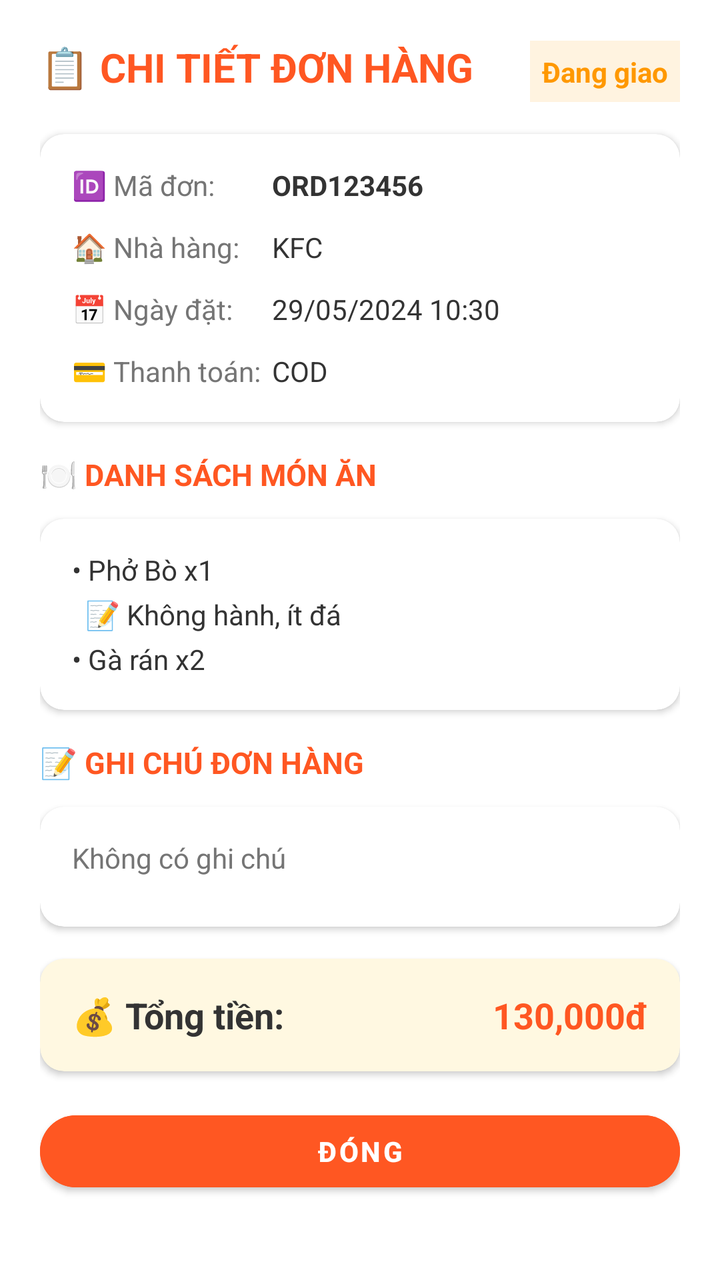
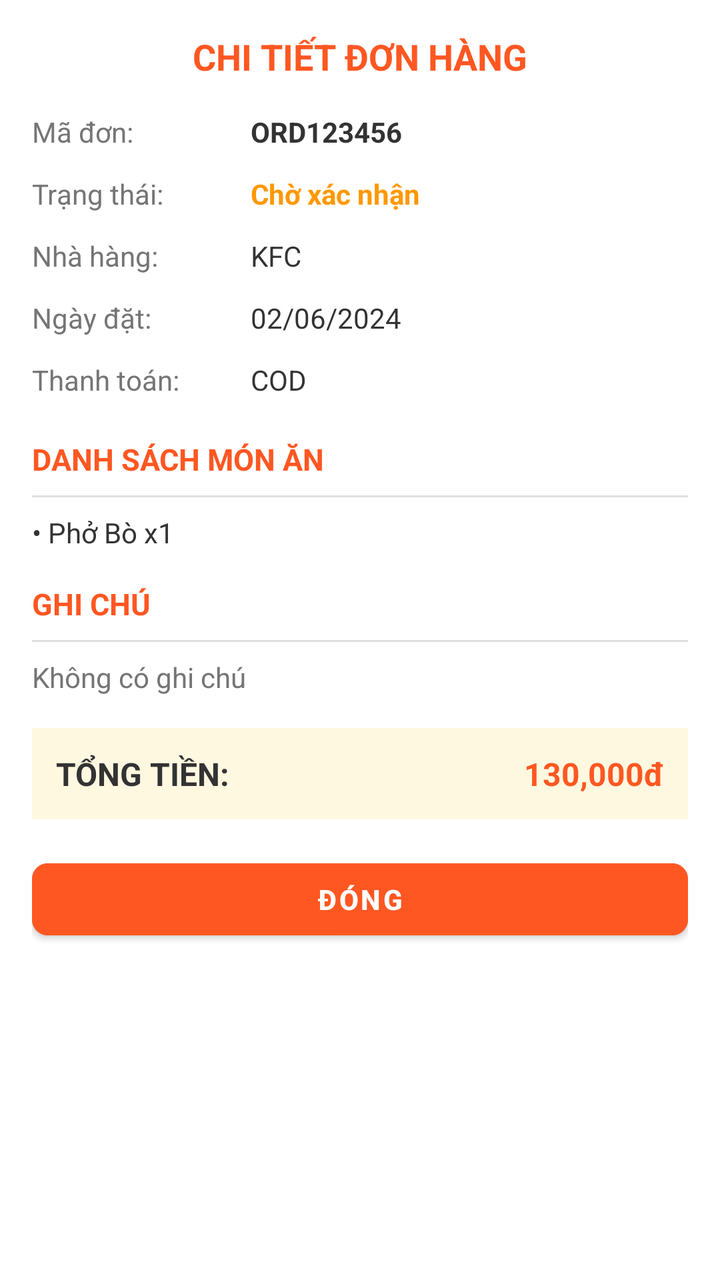

Screens rendered from an Android XML layout before and after an edit, with the pre-edit source and the edit as a unified diff.
<!-- AndroidManifest.xml: application theme Theme.FoodOrder -->
<!-- res/layout/dialog_order_detail.xml -->
<?xml version="1.0" encoding="utf-8"?>
<ScrollView xmlns:android="http://schemas.android.com/apk/res/android"
    xmlns:app="http://schemas.android.com/apk/res-auto"
    android:layout_width="match_parent"
    android:layout_height="wrap_content">

    <LinearLayout
        android:layout_width="match_parent"
        android:layout_height="wrap_content"
        android:orientation="vertical"
        android:padding="20dp"
        android:background="#FFFFFF">

        
        <LinearLayout
            android:layout_width="match_parent"
            android:layout_height="wrap_content"
            android:orientation="horizontal"
            android:layout_marginBottom="16dp">

            <TextView
                android:layout_width="0dp"
                android:layout_height="wrap_content"
                android:layout_weight="1"
                android:text="📋 CHI TIẾT ĐƠN HÀNG"
                android:textSize="20sp"
                android:textStyle="bold"
                android:textColor="#FF5722" />

            <TextView
                android:id="@+id/tvStatus"
                android:layout_width="wrap_content"
                android:layout_height="wrap_content"
                android:text="Đang giao"
                android:textSize="14sp"
                android:textStyle="bold"
                android:padding="6dp"
                android:background="#FFF3E0"
                android:textColor="#FF9800" />

        </LinearLayout>

        
        <androidx.cardview.widget.CardView
            android:layout_width="match_parent"
            android:layout_height="wrap_content"
            app:cardCornerRadius="12dp"
            app:cardElevation="2dp"
            android:layout_marginBottom="16dp">

            <LinearLayout
                android:layout_width="match_parent"
                android:layout_height="wrap_content"
                android:orientation="vertical"
                android:padding="16dp">

                <LinearLayout
                    android:layout_width="match_parent"
                    android:layout_height="wrap_content"
                    android:orientation="horizontal"
                    android:layout_marginBottom="12dp">

                    <TextView
                        android:layout_width="100dp"
                        android:layout_height="wrap_content"
                        android:text="🆔 Mã đơn:"
                        android:textSize="14sp"
                        android:textColor="#757575" />

                    <TextView
                        android:id="@+id/tvOrderId"
                        android:layout_width="0dp"
                        android:layout_height="wrap_content"
                        android:layout_weight="1"
                        android:text="ORD123456"
                        android:textSize="14sp"
                        android:textColor="#333333"
                        android:textStyle="bold" />

                </LinearLayout>

                <LinearLayout
                    android:layout_width="match_parent"
                    android:layout_height="wrap_content"
                    android:orientation="horizontal"
                    android:layout_marginBottom="12dp">

                    <TextView
                        android:layout_width="100dp"
                        android:layout_height="wrap_content"
                        android:text="🏠 Nhà hàng:"
                        android:textSize="14sp"
                        android:textColor="#757575" />

                    <TextView
                        android:id="@+id/tvRestaurantName"
                        android:layout_width="0dp"
                        android:layout_height="wrap_content"
                        android:layout_weight="1"
                        android:text="KFC"
                        android:textSize="14sp"
                        android:textColor="#333333" />

                </LinearLayout>

                <LinearLayout
                    android:layout_width="match_parent"
                    android:layout_height="wrap_content"
                    android:orientation="horizontal"
                    android:layout_marginBottom="12dp">

                    <TextView
                        android:layout_width="100dp"
                        android:layout_height="wrap_content"
                        android:text="📅 Ngày đặt:"
                        android:textSize="14sp"
                        android:textColor="#757575" />

                    <TextView
                        android:id="@+id/tvOrderDate"
                        android:layout_width="0dp"
                        android:layout_height="wrap_content"
                        android:layout_weight="1"
                        android:text="29/05/2024 10:30"
                        android:textSize="14sp"
                        android:textColor="#333333" />

                </LinearLayout>

                <LinearLayout
                    android:layout_width="match_parent"
                    android:layout_height="wrap_content"
                    android:orientation="horizontal">

                    <TextView
                        android:layout_width="100dp"
                        android:layout_height="wrap_content"
                        android:text="💳 Thanh toán:"
                        android:textSize="14sp"
                        android:textColor="#757575" />

                    <TextView
                        android:id="@+id/tvPaymentMethod"
                        android:layout_width="0dp"
                        android:layout_height="wrap_content"
                        android:layout_weight="1"
                        android:text="COD"
                        android:textSize="14sp"
                        android:textColor="#333333" />

                </LinearLayout>

            </LinearLayout>

        </androidx.cardview.widget.CardView>

        
        <TextView
            android:layout_width="wrap_content"
            android:layout_height="wrap_content"
            android:text="🍽️ DANH SÁCH MÓN ĂN"
            android:textSize="15sp"
            android:textStyle="bold"
            android:textColor="#FF5722"
            android:layout_marginBottom="12dp" />

        <androidx.cardview.widget.CardView
            android:layout_width="match_parent"
            android:layout_height="wrap_content"
            app:cardCornerRadius="12dp"
            app:cardElevation="2dp"
            android:layout_marginBottom="16dp">

            <TextView
                android:id="@+id/tvItems"
                android:layout_width="match_parent"
                android:layout_height="wrap_content"
                android:padding="16dp"
                android:text="• Phở Bò x1\n  📝 Không hành, ít đá\n• Gà rán x2"
                android:textSize="14sp"
                android:textColor="#333333"
                android:lineSpacingExtra="6dp" />

        </androidx.cardview.widget.CardView>

        
        <TextView
            android:layout_width="wrap_content"
            android:layout_height="wrap_content"
            android:text="📝 GHI CHÚ ĐƠN HÀNG"
            android:textSize="15sp"
            android:textStyle="bold"
            android:textColor="#FF5722"
            android:layout_marginBottom="12dp" />

        <androidx.cardview.widget.CardView
            android:layout_width="match_parent"
            android:layout_height="wrap_content"
            app:cardCornerRadius="12dp"
            app:cardElevation="2dp"
            android:layout_marginBottom="16dp">

            <TextView
                android:id="@+id/tvOrderNote"
                android:layout_width="match_parent"
                android:layout_height="wrap_content"
                android:padding="16dp"
                android:text="Không có ghi chú"
                android:textSize="14sp"
                android:textColor="#757575"
                android:minHeight="60dp" />

        </androidx.cardview.widget.CardView>

        
        <androidx.cardview.widget.CardView
            android:layout_width="match_parent"
            android:layout_height="wrap_content"
            app:cardCornerRadius="12dp"
            app:cardElevation="2dp"
            android:layout_marginBottom="16dp"
            android:backgroundTint="#FFF8E1">

            <LinearLayout
                android:layout_width="match_parent"
                android:layout_height="wrap_content"
                android:orientation="horizontal"
                android:padding="16dp">

                <TextView
                    android:layout_width="0dp"
                    android:layout_height="wrap_content"
                    android:layout_weight="1"
                    android:text="💰 Tổng tiền:"
                    android:textSize="18sp"
                    android:textStyle="bold"
                    android:textColor="#333333" />

                <TextView
                    android:id="@+id/tvTotalPrice"
                    android:layout_width="wrap_content"
                    android:layout_height="wrap_content"
                    android:text="130,000đ"
                    android:textSize="18sp"
                    android:textStyle="bold"
                    android:textColor="#FF5722" />

            </LinearLayout>

        </androidx.cardview.widget.CardView>

        
        <Button
            android:id="@+id/btnClose"
            android:layout_width="match_parent"
            android:layout_height="48dp"
            android:text="ĐÓNG"
            android:textSize="14sp"
            android:textStyle="bold"
            android:backgroundTint="#FF5722"
            android:textColor="@android:color/white"
            app:cornerRadius="24dp" />

    </LinearLayout>

</ScrollView>
<!-- resources referenced by this layout -->
<resources>
  <style name="Theme.FoodOrder" parent="Theme.MaterialComponents.DayNight.NoActionBar">
          
          <item name="colorPrimary">@color/primary_color</item>
          <item name="colorPrimaryVariant">@color/primary_dark</item>
          <item name="colorOnPrimary">@color/white</item>
  
          
          <item name="colorSecondary">@color/accent</item>
          <item name="colorSecondaryVariant">@color/teal_700</item>
          <item name="colorOnSecondary">@color/black</item>
  
          
          <item name="android:windowBackground">@color/background</item>
  
          
          <item name="colorSurface">@color/surface</item>
          <item name="colorOnSurface">@color/text_primary</item>
          <item name="colorError">#FF0000</item>
      </style>
  <color name="primary_color">#FF5722</color>
  <color name="primary_dark">#E64A19</color>
  <color name="white">#FFFFFFFF</color>
  <color name="accent">#FFC107</color>
  <color name="teal_700">#FF018786</color>
  <color name="black">#FF000000</color>
  <color name="background">#FFFFFF</color>
  <color name="surface">#F5F5F5</color>
  <color name="text_primary">#212121</color>
</resources>

<!-- the commit's change to res/layout/dialog_order_detail.xml (unified diff, before → after) -->
@@ -1,266 +1,241 @@
 <?xml version="1.0" encoding="utf-8"?>
-<ScrollView xmlns:android="http://schemas.android.com/apk/res/android"
+<LinearLayout xmlns:android="http://schemas.android.com/apk/res/android"
     xmlns:app="http://schemas.android.com/apk/res-auto"
     android:layout_width="match_parent"
-    android:layout_height="wrap_content">
-
-    <LinearLayout
-        android:layout_width="match_parent"
-        android:layout_height="wrap_content"
-        android:orientation="vertical"
-        android:padding="20dp"
-        android:background="#FFFFFF">
-
-        
-        <LinearLayout
-            android:layout_width="match_parent"
-            android:layout_height="wrap_content"
-            android:orientation="horizontal"
-            android:layout_marginBottom="16dp">
-
-            <TextView
-                android:layout_width="0dp"
-                android:layout_height="wrap_content"
-                android:layout_weight="1"
-                android:text="📋 CHI TIẾT ĐƠN HÀNG"
-                android:textSize="20sp"
-                android:textStyle="bold"
-                android:textColor="#FF5722" />
-
-            <TextView
-                android:id="@+id/tvStatus"
-                android:layout_width="wrap_content"
-                android:layout_height="wrap_content"
-                android:text="Đang giao"
-                android:textSize="14sp"
-                android:textStyle="bold"
-                android:padding="6dp"
-                android:background="#FFF3E0"
-                android:textColor="#FF9800" />
-
-        </LinearLayout>
-
-        
-        <androidx.cardview.widget.CardView
-            android:layout_width="match_parent"
-            android:layout_height="wrap_content"
-            app:cardCornerRadius="12dp"
-            app:cardElevation="2dp"
-            android:layout_marginBottom="16dp">
-
-            <LinearLayout
-                android:layout_width="match_parent"
-                android:layout_height="wrap_content"
-                android:orientation="vertical"
-                android:padding="16dp">
-
-                <LinearLayout
-                    android:layout_width="match_parent"
-                    android:layout_height="wrap_content"
-                    android:orientation="horizontal"
-                    android:layout_marginBottom="12dp">
-
-                    <TextView
-                        android:layout_width="100dp"
-                        android:layout_height="wrap_content"
-                        android:text="🆔 Mã đơn:"
-                        android:textSize="14sp"
-                        android:textColor="#757575" />
-
-                    <TextView
-                        android:id="@+id/tvOrderId"
-                        android:layout_width="0dp"
-                        android:layout_height="wrap_content"
-                        android:layout_weight="1"
-                        android:text="ORD123456"
-                        android:textSize="14sp"
-                        android:textColor="#333333"
-                        android:textStyle="bold" />
-
-                </LinearLayout>
-
-                <LinearLayout
-                    android:layout_width="match_parent"
-                    android:layout_height="wrap_content"
-                    android:orientation="horizontal"
-                    android:layout_marginBottom="12dp">
-
-                    <TextView
-                        android:layout_width="100dp"
-                        android:layout_height="wrap_content"
-                        android:text="🏠 Nhà hàng:"
-                        android:textSize="14sp"
-                        android:textColor="#757575" />
-
-                    <TextView
-                        android:id="@+id/tvRestaurantName"
-                        android:layout_width="0dp"
-                        android:layout_height="wrap_content"
-                        android:layout_weight="1"
-                        android:text="KFC"
-                        android:textSize="14sp"
-                        android:textColor="#333333" />
-
-                </LinearLayout>
-
-                <LinearLayout
-                    android:layout_width="match_parent"
-                    android:layout_height="wrap_content"
-                    android:orientation="horizontal"
-                    android:layout_marginBottom="12dp">
-
-                    <TextView
-                        android:layout_width="100dp"
-                        android:layout_height="wrap_content"
-                        android:text="📅 Ngày đặt:"
-                        android:textSize="14sp"
-                        android:textColor="#757575" />
-
-                    <TextView
-                        android:id="@+id/tvOrderDate"
-                        android:layout_width="0dp"
-                        android:layout_height="wrap_content"
-                        android:layout_weight="1"
-                        android:text="29/05/2024 10:30"
-                        android:textSize="14sp"
-                        android:textColor="#333333" />
-
-                </LinearLayout>
-
-                <LinearLayout
-                    android:layout_width="match_parent"
-                    android:layout_height="wrap_content"
-                    android:orientation="horizontal">
-
-                    <TextView
-                        android:layout_width="100dp"
-                        android:layout_height="wrap_content"
-                        android:text="💳 Thanh toán:"
-                        android:textSize="14sp"
-                        android:textColor="#757575" />
-
-                    <TextView
-                        android:id="@+id/tvPaymentMethod"
-                        android:layout_width="0dp"
-                        android:layout_height="wrap_content"
-                        android:layout_weight="1"
-                        android:text="COD"
-                        android:textSize="14sp"
-                        android:textColor="#333333" />
-
-                </LinearLayout>
-
-            </LinearLayout>
-
-        </androidx.cardview.widget.CardView>
-
-        
-        <TextView
+    android:layout_height="wrap_content"
+    android:orientation="vertical"
+    android:padding="16dp"
+    android:background="#FFFFFF">
+
+    
+    <TextView
+        android:layout_width="match_parent"
+        android:layout_height="wrap_content"
+        android:text="CHI TIẾT ĐƠN HÀNG"
+        android:textSize="18sp"
+        android:textStyle="bold"
+        android:textColor="#FF5722"
+        android:gravity="center"
+        android:layout_marginBottom="16dp" />
+
+    
+    <LinearLayout
+        android:layout_width="match_parent"
+        android:layout_height="wrap_content"
+        android:orientation="horizontal"
+        android:layout_marginBottom="12dp">
+
+        <TextView
+            android:layout_width="0dp"
+            android:layout_height="wrap_content"
+            android:layout_weight="1"
+            android:text="Mã đơn:"
+            android:textSize="14sp"
+            android:textColor="#757575" />
+
+        <TextView
+            android:id="@+id/tvOrderId"
+            android:layout_width="0dp"
+            android:layout_height="wrap_content"
+            android:layout_weight="2"
+            android:text="ORD123456"
+            android:textSize="14sp"
+            android:textColor="#333333"
+            android:textStyle="bold" />
+
+    </LinearLayout>
+
+    <LinearLayout
+        android:layout_width="match_parent"
+        android:layout_height="wrap_content"
+        android:orientation="horizontal"
+        android:layout_marginBottom="12dp">
+
+        <TextView
+            android:layout_width="0dp"
+            android:layout_height="wrap_content"
+            android:layout_weight="1"
+            android:text="Trạng thái:"
+            android:textSize="14sp"
+            android:textColor="#757575" />
+
+        <TextView
+            android:id="@+id/tvStatus"
+            android:layout_width="0dp"
+            android:layout_height="wrap_content"
+            android:layout_weight="2"
+            android:text="Chờ xác nhận"
+            android:textSize="14sp"
+            android:textColor="#FF9800"
+            android:textStyle="bold" />
+
+    </LinearLayout>
+
+    <LinearLayout
+        android:layout_width="match_parent"
+        android:layout_height="wrap_content"
+        android:orientation="horizontal"
+        android:layout_marginBottom="12dp">
+
+        <TextView
+            android:layout_width="0dp"
+            android:layout_height="wrap_content"
+            android:layout_weight="1"
+            android:text="Nhà hàng:"
+            android:textSize="14sp"
+            android:textColor="#757575" />
+
+        <TextView
+            android:id="@+id/tvRestaurantName"
+            android:layout_width="0dp"
+            android:layout_height="wrap_content"
+            android:layout_weight="2"
+            android:text="KFC"
+            android:textSize="14sp"
+            android:textColor="#333333" />
+
+    </LinearLayout>
+
+    <LinearLayout
+        android:layout_width="match_parent"
+        android:layout_height="wrap_content"
+        android:orientation="horizontal"
+        android:layout_marginBottom="12dp">
+
+        <TextView
+            android:layout_width="0dp"
+            android:layout_height="wrap_content"
+            android:layout_weight="1"
+            android:text="Ngày đặt:"
+            android:textSize="14sp"
+            android:textColor="#757575" />
+
+        <TextView
+            android:id="@+id/tvOrderDate"
+            android:layout_width="0dp"
+            android:layout_height="wrap_content"
+            android:layout_weight="2"
+            android:text="02/06/2024"
+            android:textSize="14sp"
+            android:textColor="#333333" />
+
+    </LinearLayout>
+
+    <LinearLayout
+        android:layout_width="match_parent"
+        android:layout_height="wrap_content"
+        android:orientation="horizontal"
+        android:layout_marginBottom="12dp">
+
+        <TextView
+            android:layout_width="0dp"
+            android:layout_height="wrap_content"
+            android:layout_weight="1"
+            android:text="Thanh toán:"
+            android:textSize="14sp"
+            android:textColor="#757575" />
+
+        <TextView
+            android:id="@+id/tvPaymentMethod"
+            android:layout_width="0dp"
+            android:layout_height="wrap_content"
+            android:layout_weight="2"
+            android:text="COD"
+            android:textSize="14sp"
+            android:textColor="#333333" />
+
+    </LinearLayout>
+
+    
+    <TextView
+        android:layout_width="match_parent"
+        android:layout_height="wrap_content"
+        android:text="DANH SÁCH MÓN ĂN"
+        android:textSize="15sp"
+        android:textStyle="bold"
+        android:textColor="#FF5722"
+        android:layout_marginTop="8dp"
+        android:layout_marginBottom="8dp" />
+
+    <View
+        android:layout_width="match_parent"
+        android:layout_height="1dp"
+        android:background="#E0E0E0"
+        android:layout_marginBottom="8dp" />
+
+    <TextView
+        android:id="@+id/tvItems"
+        android:layout_width="match_parent"
+        android:layout_height="wrap_content"
+        android:text="• Phở Bò x1"
+        android:textSize="14sp"
+        android:textColor="#333333"
+        android:layout_marginBottom="16dp" />
+
+    
+    <TextView
+        android:layout_width="match_parent"
+        android:layout_height="wrap_content"
+        android:text="GHI CHÚ"
+        android:textSize="15sp"
+        android:textStyle="bold"
+        android:textColor="#FF5722"
+        android:layout_marginBottom="8dp" />
+
+    <View
+        android:layout_width="match_parent"
+        android:layout_height="1dp"
+        android:background="#E0E0E0"
+        android:layout_marginBottom="8dp" />
+
+    <TextView
+        android:id="@+id/tvOrderNote"
+        android:layout_width="match_parent"
+        android:layout_height="wrap_content"
+        android:text="Không có ghi chú"
+        android:textSize="14sp"
+        android:textColor="#757575"
+        android:layout_marginBottom="16dp" />
+
+    
+    <LinearLayout
+        android:layout_width="match_parent"
+        android:layout_height="wrap_content"
+        android:orientation="horizontal"
+        android:background="#FFF8E1"
+        android:padding="12dp"
+        android:layout_marginBottom="16dp">
+
+        <TextView
+            android:layout_width="0dp"
+            android:layout_height="wrap_content"
+            android:layout_weight="1"
+            android:text="TỔNG TIỀN:"
+            android:textSize="16sp"
+            android:textStyle="bold"
+            android:textColor="#333333" />
+
+        <TextView
+            android:id="@+id/tvTotalPrice"
             android:layout_width="wrap_content"
             android:layout_height="wrap_content"
-            android:text="🍽️ DANH SÁCH MÓN ĂN"
-            android:textSize="15sp"
+            android:text="130,000đ"
+            android:textSize="16sp"
             android:textStyle="bold"
-            android:textColor="#FF5722"
-            android:layout_marginBottom="12dp" />
-
-        <androidx.cardview.widget.CardView
-            android:layout_width="match_parent"
-            android:layout_height="wrap_content"
-            app:cardCornerRadius="12dp"
-            app:cardElevation="2dp"
-            android:layout_marginBottom="16dp">
-
-            <TextView
-                android:id="@+id/tvItems"
-                android:layout_width="match_parent"
-                android:layout_height="wrap_content"
-                android:padding="16dp"
-                android:text="• Phở Bò x1\n  📝 Không hành, ít đá\n• Gà rán x2"
-                android:textSize="14sp"
-                android:textColor="#333333"
-                android:lineSpacingExtra="6dp" />
-
-        </androidx.cardview.widget.CardView>
-
-        
-        <TextView
-            android:layout_width="wrap_content"
-            android:layout_height="wrap_content"
-            android:text="📝 GHI CHÚ ĐƠN HÀNG"
-            android:textSize="15sp"
-            android:textStyle="bold"
-            android:textColor="#FF5722"
-            android:layout_marginBottom="12dp" />
-
-        <androidx.cardview.widget.CardView
-            android:layout_width="match_parent"
-            android:layout_height="wrap_content"
-            app:cardCornerRadius="12dp"
-            app:cardElevation="2dp"
-            android:layout_marginBottom="16dp">
-
-            <TextView
-                android:id="@+id/tvOrderNote"
-                android:layout_width="match_parent"
-                android:layout_height="wrap_content"
-                android:padding="16dp"
-                android:text="Không có ghi chú"
-                android:textSize="14sp"
-                android:textColor="#757575"
-                android:minHeight="60dp" />
-
-        </androidx.cardview.widget.CardView>
-
-        
-        <androidx.cardview.widget.CardView
-            android:layout_width="match_parent"
-            android:layout_height="wrap_content"
-            app:cardCornerRadius="12dp"
-            app:cardElevation="2dp"
-            android:layout_marginBottom="16dp"
-            android:backgroundTint="#FFF8E1">
-
-            <LinearLayout
-                android:layout_width="match_parent"
-                android:layout_height="wrap_content"
-                android:orientation="horizontal"
-                android:padding="16dp">
-
-                <TextView
-                    android:layout_width="0dp"
-                    android:layout_height="wrap_content"
-                    android:layout_weight="1"
-                    android:text="💰 Tổng tiền:"
-                    android:textSize="18sp"
-                    android:textStyle="bold"
-                    android:textColor="#333333" />
-
-                <TextView
-                    android:id="@+id/tvTotalPrice"
-                    android:layout_width="wrap_content"
-                    android:layout_height="wrap_content"
-                    android:text="130,000đ"
-                    android:textSize="18sp"
-                    android:textStyle="bold"
-                    android:textColor="#FF5722" />
-
-            </LinearLayout>
-
-        </androidx.cardview.widget.CardView>
-
-        
-        <Button
-            android:id="@+id/btnClose"
-            android:layout_width="match_parent"
-            android:layout_height="48dp"
-            android:text="ĐÓNG"
-            android:textSize="14sp"
-            android:textStyle="bold"
-            android:backgroundTint="#FF5722"
-            android:textColor="@android:color/white"
-            app:cornerRadius="24dp" />
-
-    </LinearLayout>
-
-</ScrollView>
+            android:textColor="#FF5722" />
+
+    </LinearLayout>
+
+    
+    <Button
+        android:id="@+id/btnClose"
+        android:layout_width="match_parent"
+        android:layout_height="48dp"
+        android:text="ĐÓNG"
+        android:textSize="14sp"
+        android:textStyle="bold"
+        android:backgroundTint="#FF5722"
+        android:textColor="@android:color/white"
+        app:cornerRadius="8dp" />
+
+</LinearLayout>
